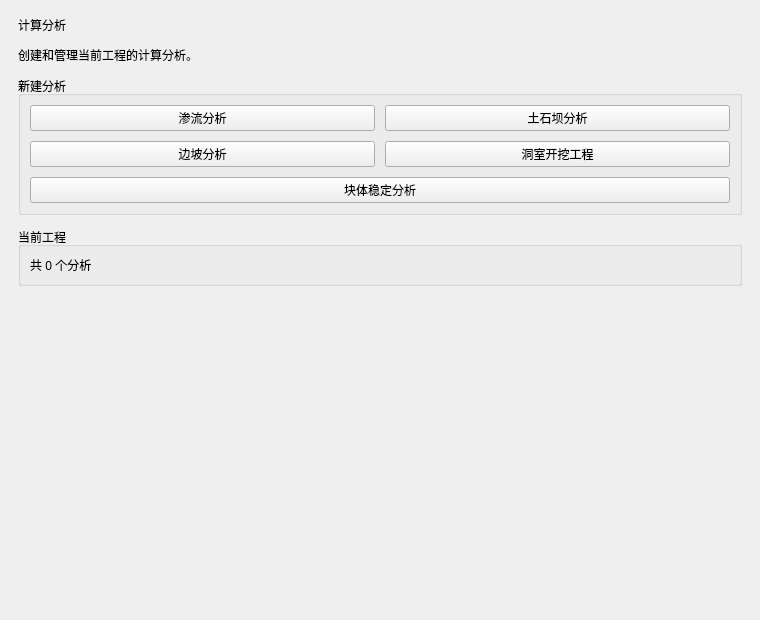
The window that plugins/Base_Solver/SolverSettingWidget.ui (asd977/base_cae) describes before a commit, drawn with Qt 5.
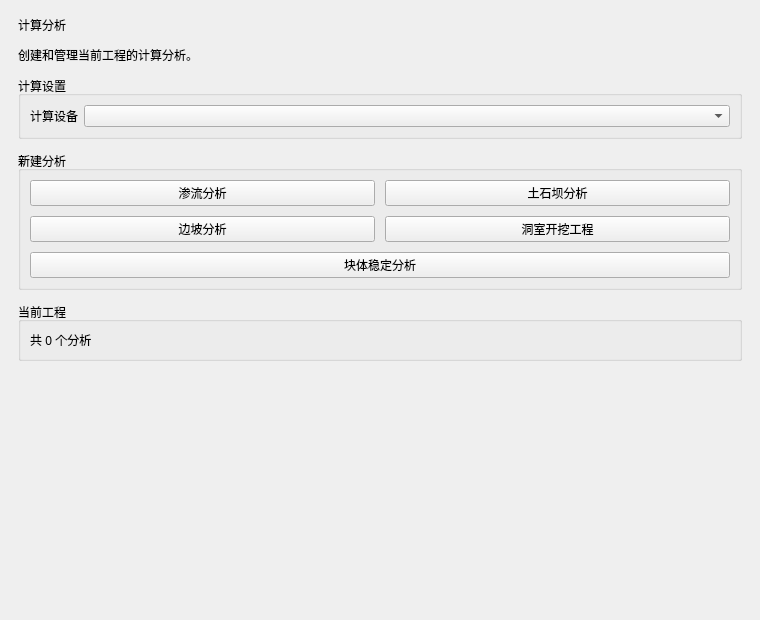
The same window after the commit.

```diff
--- a/plugins/Base_Solver/SolverSettingWidget.ui
+++ b/plugins/Base_Solver/SolverSettingWidget.ui
@@ -49,6 +49,31 @@
      </property>
     </widget>
    </item>
+   <item>
+    <widget class="QGroupBox" name="calculationSettingsGroup">
+     <property name="title">
+      <string>计算设置</string>
+     </property>
+     <layout class="QFormLayout" name="calculationSettingsLayout">
+      <property name="fieldGrowthPolicy">
+       <enum>QFormLayout::AllNonFixedFieldsGrow</enum>
+      </property>
+      <property name="labelAlignment">
+       <set>Qt::AlignRight|Qt::AlignVCenter</set>
+      </property>
+      <item row="0" column="0">
+       <widget class="QLabel" name="computeDeviceLabel">
+        <property name="text">
+         <string>计算设备</string>
+        </property>
+       </widget>
+      </item>
+      <item row="0" column="1">
+       <widget class="QComboBox" name="comboComputeDevice" />
+      </item>
+     </layout>
+    </widget>
+   </item>
    <item>
     <widget class="QGroupBox" name="createAnalysisGroup">
      <property name="title">
```
